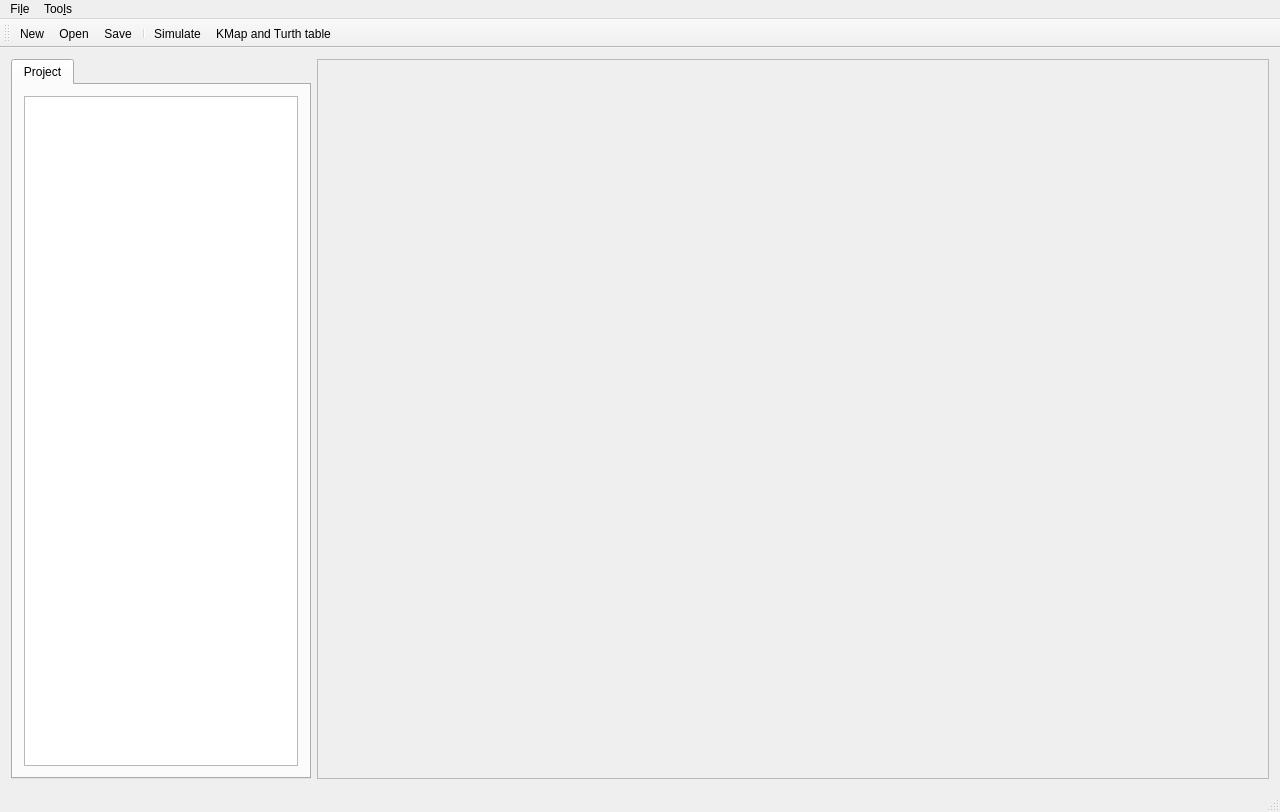
Old version of the form src/mainwindow.ui in the repository Sefrwahed/LogicSim.
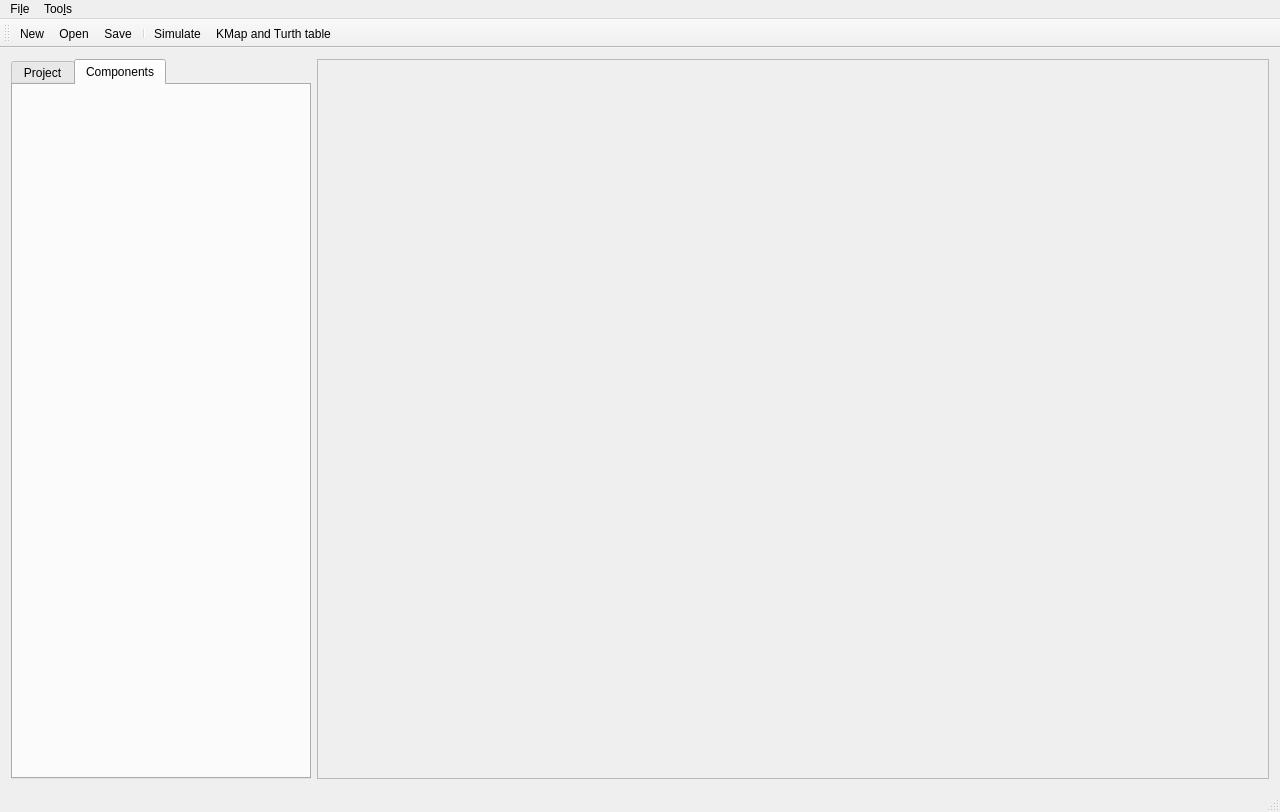
New version of the form. Icons and pictures are not drawn.

```diff
--- a/src/mainwindow.ui
+++ b/src/mainwindow.ui
@@ -28,7 +28,7 @@
         </size>
        </property>
        <property name="currentIndex">
-        <number>0</number>
+        <number>1</number>
        </property>
        <widget class="QWidget" name="tab">
         <attribute name="title">
@@ -40,6 +40,16 @@
          </item>
         </layout>
        </widget>
+       <widget class="QWidget" name="tab_2">
+        <attribute name="title">
+         <string>Components</string>
+        </attribute>
+        <layout class="QVBoxLayout" name="verticalLayout">
+         <item>
+          <layout class="QGridLayout" name="gridLayout_3"/>
+         </item>
+        </layout>
+       </widget>
       </widget>
      </widget>
     </item>
```
